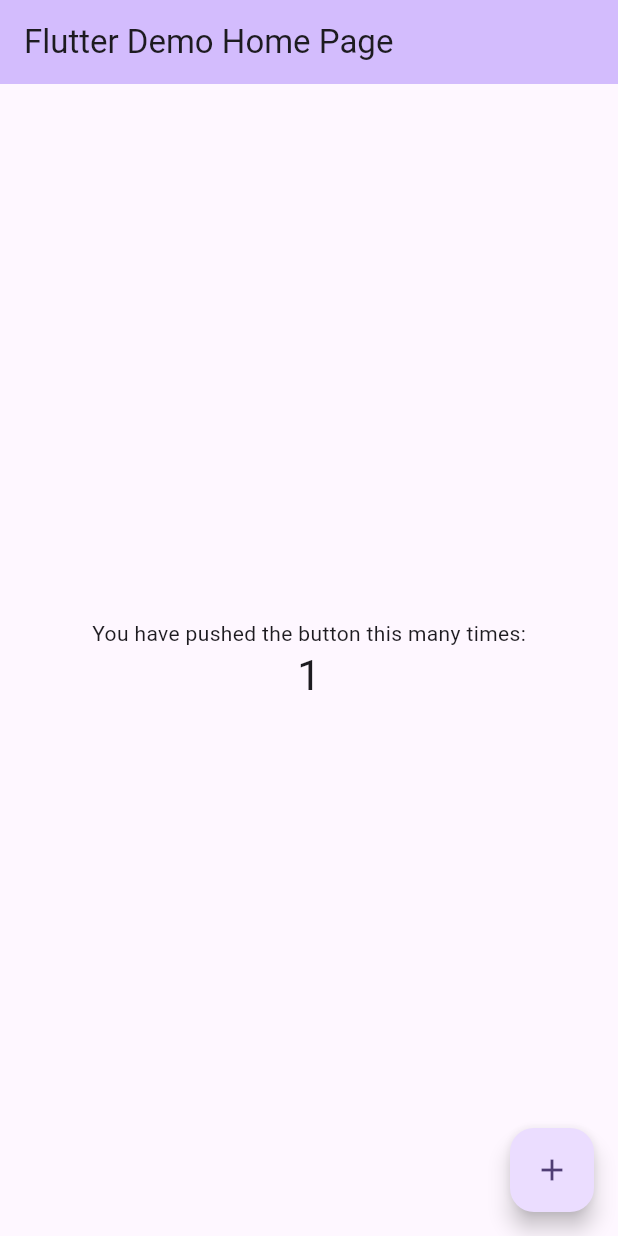
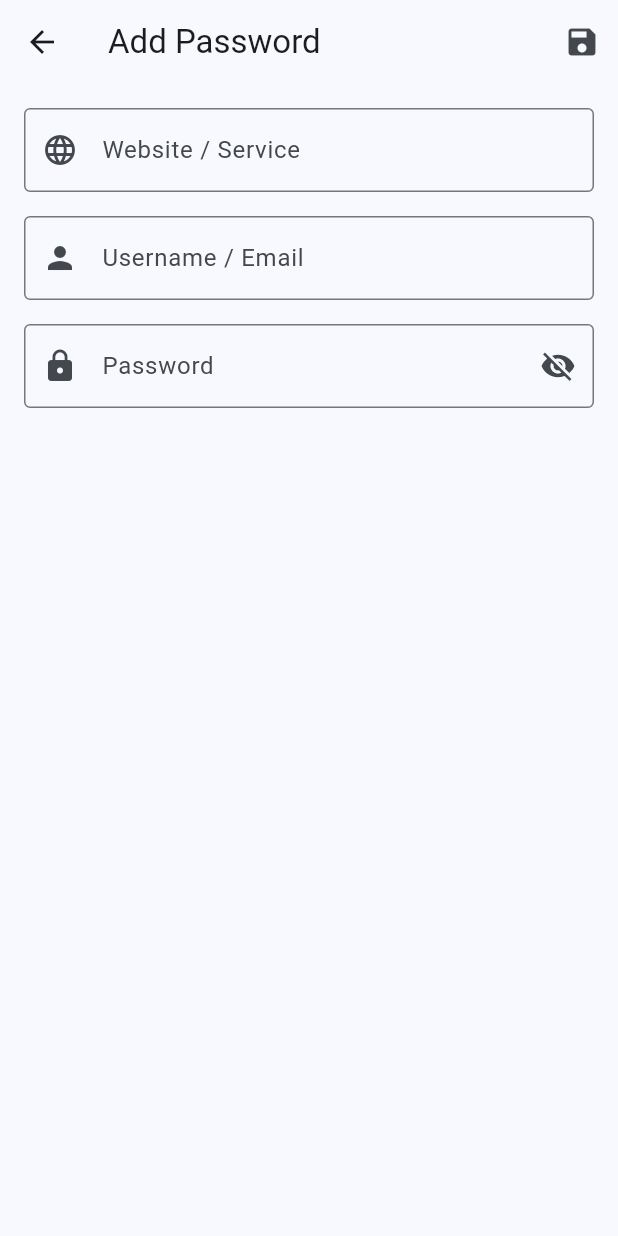
Before and after one commit to could-ai/01986acb-5c40-7b80-999d-9625d77b444a, a Flutter app: the screen it shows after launch, after a tap on the "add" icon, on a phone screen of 412 x 824 dp. Run offline on Flutter 3.47's test engine with Material 3 defaults, Android fonts, the phone set to English and light mode, and no system bars.

Commit message:
Refactor main.dart to set up the Password Manager app structure, removing the default counter app and pointing to PasswordListScreen as the home.; Create the data model for a password entry, defining the structure with id, website, username, and password fields.; Create the main screen to display a list of passwords using a temporary in-memory list. Implemented functions to add, update, and delete entries, and navigation to the detail screen.; Create a screen for adding and editing password entries. Includes a form with validation for website, username, and password, and logic to save the entry.; Create a reusable widget to display a single password entry in the list. Includes the website, username, and a delete button with a confirmation dialog.

```diff
--- a/usr/lib/main.dart
+++ b/usr/lib/main.dart
@@ -1,4 +1,5 @@
 import 'package:flutter/material.dart';
+import 'package:couldai_user_app/screens/password_list_screen.dart';
 
 void main() {
   runApp(const MyApp());
@@ -7,114 +8,16 @@ void main() {
 class MyApp extends StatelessWidget {
   const MyApp({super.key});
 
-  // This widget is the root of your application.
   @override
   Widget build(BuildContext context) {
     return MaterialApp(
-      title: 'Flutter Demo',
+      title: 'Password Manager',
       debugShowCheckedModeBanner: false,
       theme: ThemeData(
-        // This is the theme of your application.
-        //
-        // TRY THIS: Try running your application with "flutter run". You'll see
-        // the application has a purple toolbar. Then, without quitting the app,
-        // try changing the seedColor in the colorScheme below to Colors.green
-        // and then invoke "hot reload" (save your changes or press the "hot
-        // reload" button in a Flutter-supported IDE, or press "r" if you used
-        // the command line to start the app).
-        //
-        // Notice that the counter didn't reset back to zero; the application
-        // state is not lost during the reload. To reset the state, use hot
-        // restart instead.
-        //
-        // This works for code too, not just values: Most code changes can be
-        // tested with just a hot reload.
-        colorScheme: ColorScheme.fromSeed(seedColor: Colors.deepPurple),
+        colorScheme: ColorScheme.fromSeed(seedColor: Colors.blue),
+        useMaterial3: true,
       ),
-      home: const MyHomePage(title: 'Flutter Demo Home Page'),
+      home: const PasswordListScreen(),
     );
   }
 }
-
-class MyHomePage extends StatefulWidget {
-  const MyHomePage({super.key, required this.title});
-
-  // This widget is the home page of your application. It is stateful, meaning
-  // that it has a State object (defined below) that contains fields that affect
-  // how it looks.
-
-  // This class is the configuration for the state. It holds the values (in this
-  // case the title) provided by the parent (in this case the App widget) and
-  // used by the build method of the State. Fields in a Widget subclass are
-  // always marked "final".
-
-  final String title;
-
-  @override
-  State<MyHomePage> createState() => _MyHomePageState();
-}
-
-class _MyHomePageState extends State<MyHomePage> {
-  int _counter = 0;
-
-  void _incrementCounter() {
-    setState(() {
-      // This call to setState tells the Flutter framework that something has
-      // changed in this State, which causes it to rerun the build method below
-      // so that the display can reflect the updated values. If we changed
-      // _counter without calling setState(), then the build method would not be
-      // called again, and so nothing would appear to happen.
-      _counter++;
-    });
-  }
-
-  @override
-  Widget build(BuildContext context) {
-    // This method is rerun every time setState is called, for instance as done
-    // by the _incrementCounter method above.
-    //
-    // The Flutter framework has been optimized to make rerunning build methods
-    // fast, so that you can just rebuild anything that needs updating rather
-    // than having to individually change instances of widgets.
-    return Scaffold(
-      appBar: AppBar(
-        // TRY THIS: Try changing the color here to a specific color (to
-        // Colors.amber, perhaps?) and trigger a hot reload to see the AppBar
-        // change color while the other colors stay the same.
-        backgroundColor: Theme.of(context).colorScheme.inversePrimary,
-        // Here we take the value from the MyHomePage object that was created by
-        // the App.build method, and use it to set our appbar title.
-        title: Text(widget.title),
-      ),
-      body: Center(
-        // Center is a layout widget. It takes a single child and positions it
-        // in the middle of the parent.
-        child: Column(
-          // Column is also a layout widget. It takes a list of children and
-          // arranges them vertically. By default, it sizes itself to fit its
-          // children horizontally, and tries to be as tall as its parent.
-          //
-          // Column has various properties to control how it sizes itself and
-          // how it positions its children. Here we use mainAxisAlignment to
-          // center the children vertically; the main axis here is the vertical
-          // axis because Columns are vertical (the cross axis would be
-          // horizontal).
-          //
-          // TRY THIS: Invoke "debug painting" (choose the "Toggle Debug Paint"
-          // action in the IDE, or press "p" in the console), to see the
-          // wireframe for each widget.
-          mainAxisAlignment: MainAxisAlignment.center,
-          children: <Widget>[
-            const Text('You have pushed the button this many times:'),
-            Text('$_counter', style: Theme.of(context).textTheme.headlineMedium),
-          ],
-        ),
-      ),
-      floatingActionButton: FloatingActionButton(
-        onPressed: _incrementCounter,
-        tooltip: 'Increment',
-        child: const Icon(Icons.add),
-      ), // This trailing comma makes auto-formatting nicer for build methods.
-    );
-  }
-}
--- /dev/null
+++ b/usr/lib/models/password_entry.dart
@@ -0,0 +1,13 @@
+class PasswordEntry {
+  String id;
+  String website;
+  String username;
+  String password;
+
+  PasswordEntry({
+    required this.id,
+    required this.website,
+    required this.username,
+    required this.password,
+  });
+}
--- /dev/null
+++ b/usr/lib/screens/password_detail_screen.dart
@@ -0,0 +1,131 @@
+import 'package:flutter/material.dart';
+import 'package:couldai_user_app/models/password_entry.dart';
+import 'dart:math';
+
+class PasswordDetailScreen extends StatefulWidget {
+  final PasswordEntry? passwordEntry;
+
+  const PasswordDetailScreen({super.key, this.passwordEntry});
+
+  @override
+  State<PasswordDetailScreen> createState() => _PasswordDetailScreenState();
+}
+
+class _PasswordDetailScreenState extends State<PasswordDetailScreen> {
+  final _formKey = GlobalKey<FormState>();
+  late TextEditingController _websiteController;
+  late TextEditingController _usernameController;
+  late TextEditingController _passwordController;
+  bool _isNewEntry = true;
+  bool _obscurePassword = true;
+
+  @override
+  void initState() {
+    super.initState();
+    _isNewEntry = widget.passwordEntry == null;
+    _websiteController = TextEditingController(text: widget.passwordEntry?.website ?? '');
+    _usernameController = TextEditingController(text: widget.passwordEntry?.username ?? '');
+    _passwordController = TextEditingController(text: widget.passwordEntry?.password ?? '');
+  }
+
+  @override
+  void dispose() {
+    _websiteController.dispose();
+    _usernameController.dispose();
+    _passwordController.dispose();
+    super.dispose();
+  }
+
+  void _saveForm() {
+    if (_formKey.currentState!.validate()) {
+      final newEntry = PasswordEntry(
+        id: widget.passwordEntry?.id ?? DateTime.now().millisecondsSinceEpoch.toString(),
+        website: _websiteController.text,
+        username: _usernameController.text,
+        password: _passwordController.text,
+      );
+      Navigator.of(context).pop(newEntry);
+    }
+  }
+
+  @override
+  Widget build(BuildContext context) {
+    return Scaffold(
+      appBar: AppBar(
+        title: Text(_isNewEntry ? 'Add Password' : 'Edit Password'),
+        actions: [
+          IconButton(
+            icon: const Icon(Icons.save),
+            onPressed: _saveForm,
+            tooltip: 'Save',
+          ),
+        ],
+      ),
+      body: Padding(
+        padding: const EdgeInsets.all(16.0),
+        child: Form(
+          key: _formKey,
+          child: ListView(
+            children: [
+              TextFormField(
+                controller: _websiteController,
+                decoration: const InputDecoration(
+                  labelText: 'Website / Service',
+                  border: OutlineInputBorder(),
+                  prefixIcon: Icon(Icons.language),
+                ),
+                validator: (value) {
+                  if (value == null || value.isEmpty) {
+                    return 'Please enter a website or service name';
+                  }
+                  return null;
+                },
+              ),
+              const SizedBox(height: 16),
+              TextFormField(
+                controller: _usernameController,
+                decoration: const InputDecoration(
+                  labelText: 'Username / Email',
+                  border: OutlineInputBorder(),
+                   prefixIcon: Icon(Icons.person),
+                ),
+                validator: (value) {
+                  if (value == null || value.isEmpty) {
+                    return 'Please enter a username or email';
+                  }
+                  return null;
+                },
+              ),
+              const SizedBox(height: 16),
+              TextFormField(
+                controller: _passwordController,
+                obscureText: _obscurePassword,
+                decoration: InputDecoration(
+                  labelText: 'Password',
+                  border: const OutlineInputBorder(),
+                  prefixIcon: const Icon(Icons.lock),
+                  suffixIcon: IconButton(
+                    icon: Icon(
+                      _obscurePassword ? Icons.visibility_off : Icons.visibility,
+                    ),
+                    onPressed: () {
+                      setState(() {
+                        _obscurePassword = !_obscurePassword;
+                      });
+                    },
+                  ),
+                ),
+                validator: (value) {
+                  if (value == null || value.isEmpty) {
+                    return 'Please enter a password';
+                  }
+                  return null;
+                },
+              ),
+            ],
+          ),
+        ),
+      ),
+    );
+  }
+}
--- /dev/null
+++ b/usr/lib/screens/password_list_screen.dart
@@ -0,0 +1,84 @@
+import 'package:flutter/material.dart';
+import 'package:couldai_user_app/models/password_entry.dart';
+import 'package:couldai_user_app/screens/password_detail_screen.dart';
+import 'package:couldai_user_app/widgets/password_list_item.dart';
+
+class PasswordListScreen extends StatefulWidget {
+  const PasswordListScreen({super.key});
+
+  @override
+  State<PasswordListScreen> createState() => _PasswordListScreenState();
+}
+
+class _PasswordListScreenState extends State<PasswordListScreen> {
+  final List<PasswordEntry> _passwordEntries = [
+    PasswordEntry(id: '1', website: 'Google', username: 'user@gmail.com', password: 'password123'),
+    PasswordEntry(id: '2', website: 'Facebook', username: 'user@facebook.com', password: 'password456'),
+    PasswordEntry(id: '3', website: 'Twitter', username: 'user@twitter.com', password: 'password789'),
+  ];
+
+  void _addOrUpdatePassword(PasswordEntry entry) {
+    final index = _passwordEntries.indexWhere((e) => e.id == entry.id);
+    setState(() {
+      if (index != -1) {
+        _passwordEntries[index] = entry;
+      } else {
+        _passwordEntries.add(entry);
+      }
+    });
+  }
+
+  void _deletePassword(String id) {
+    setState(() {
+      _passwordEntries.removeWhere((entry) => entry.id == id);
+    });
+  }
+
+  void _navigateAndEdit(PasswordEntry? entry) async {
+    final result = await Navigator.push(
+      context,
+      MaterialPageRoute(
+        builder: (context) => PasswordDetailScreen(passwordEntry: entry),
+      ),
+    );
+
+    if (result != null && result is PasswordEntry) {
+      _addOrUpdatePassword(result);
+    }
+  }
+
+  @override
+  Widget build(BuildContext context) {
+    return Scaffold(
+      appBar: AppBar(
+        title: const Text('Password Manager'),
+        backgroundColor: Theme.of(context).colorScheme.primary,
+        foregroundColor: Theme.of(context).colorScheme.onPrimary,
+      ),
+      body: _passwordEntries.isEmpty
+          ? const Center(
+              child: Text(
+                'No passwords saved.\nTap the + button to add one!',
+                textAlign: TextAlign.center,
+                style: TextStyle(fontSize: 18, color: Colors.grey),
+              ),
+            )
+          : ListView.builder(
+              itemCount: _passwordEntries.length,
+              itemBuilder: (context, index) {
+                final entry = _passwordEntries[index];
+                return PasswordListItem(
+                  entry: entry,
+                  onTap: () => _navigateAndEdit(entry),
+                  onDelete: () => _deletePassword(entry.id),
+                );
+              },
+            ),
+      floatingActionButton: FloatingActionButton(
+        onPressed: () => _navigateAndEdit(null),
+        tooltip: 'Add Password',
+        child: const Icon(Icons.add),
+      ),
+    );
+  }
+}
--- /dev/null
+++ b/usr/lib/widgets/password_list_item.dart
@@ -0,0 +1,57 @@
+import 'package:flutter/material.dart';
+import 'package:couldai_user_app/models/password_entry.dart';
+
+class PasswordListItem extends StatelessWidget {
+  final PasswordEntry entry;
+  final VoidCallback onTap;
+  final VoidCallback onDelete;
+
+  const PasswordListItem({
+    super.key,
+    required this.entry,
+    required this.onTap,
+    required this.onDelete,
+  });
+
+  @override
+  Widget build(BuildContext context) {
+    return Card(
+      margin: const EdgeInsets.symmetric(horizontal: 12, vertical: 6),
+      child: ListTile(
+        leading: CircleAvatar(
+          child: Text(entry.website[0].toUpperCase()),
+        ),
+        title: Text(entry.website),
+        subtitle: Text(entry.username),
+        trailing: IconButton(
+          icon: const Icon(Icons.delete, color: Colors.redAccent),
+          onPressed: () {
+            showDialog(
+              context: context,
+              builder: (ctx) => AlertDialog(
+                title: const Text('Confirm Deletion'),
+                content: Text('Are you sure you want to delete the password for ${entry.website}?'),
+                actions: [
+                  TextButton(
+                    child: const Text('Cancel'),
+                    onPressed: () {
+                      Navigator.of(ctx).pop();
+                    },
+                  ),
+                  TextButton(
+                    child: const Text('Delete'),
+                    onPressed: () {
+                      Navigator.of(ctx).pop();
+                      onDelete();
+                    },
+                  ),
+                ],
+              ),
+            );
+          },
+        ),
+        onTap: onTap,
+      ),
+    );
+  }
+}
```
